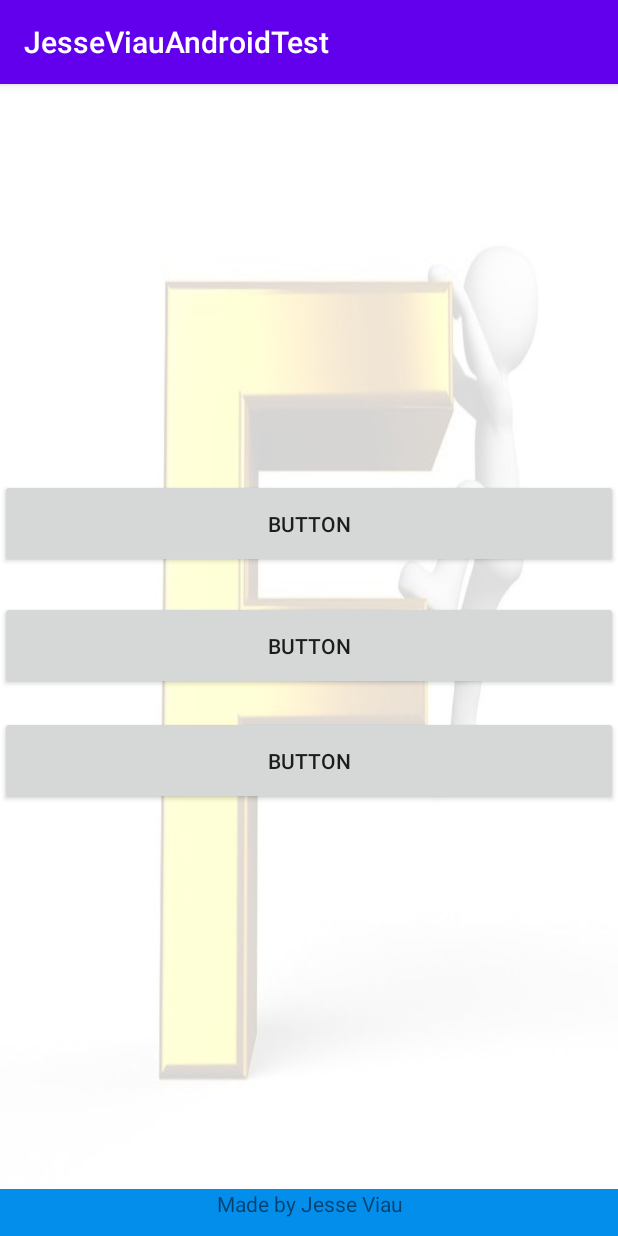
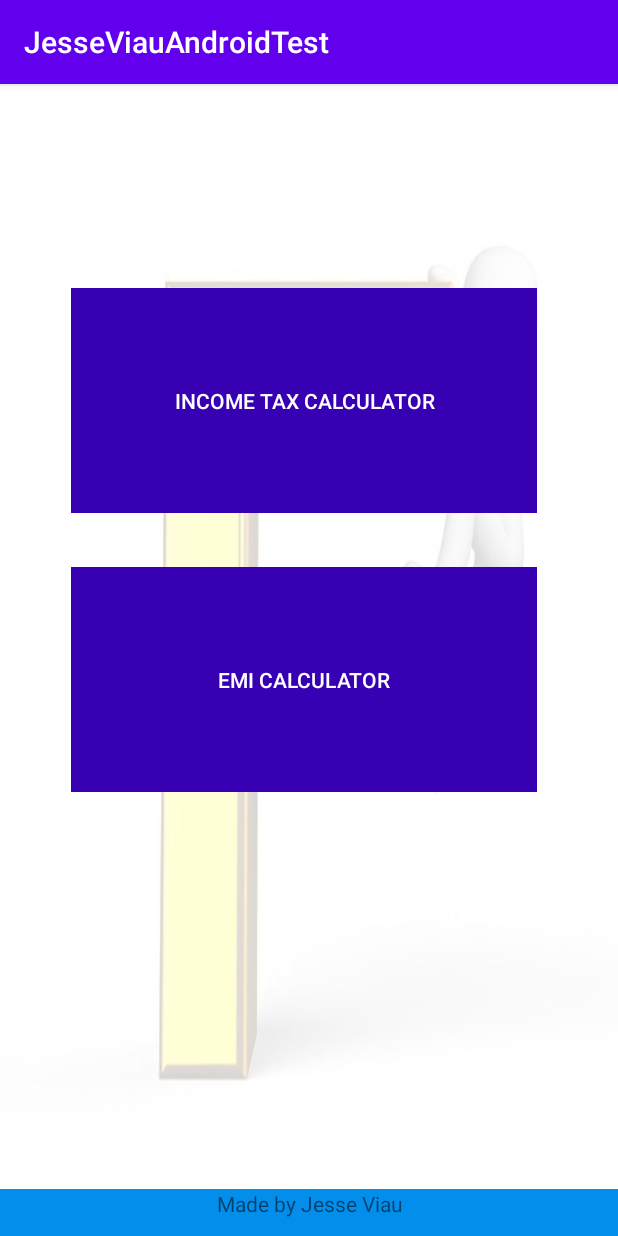
Before and after one commit to jveo/Finance-App, an Android app: the fragment HomeFragment shown on its own in the app's theme, on a phone screen of 412 x 824 dp. Run offline under Robolectric (Android 15) with nearby library versions, the phone set to English and light mode, and no system bars; 1 statement that could not run was skipped.

Commit message:
Added homepage buttons and created Tool fragment

```diff
--- a/app/src/main/res/layout/fragment_home.xml
+++ b/app/src/main/res/layout/fragment_home.xml
@@ -10,28 +10,34 @@
 
 
     <Button
-        android:id="@+id/button"
-        android:layout_width="match_parent"
-        android:layout_height="59dp"
-        android:layout_alignParentTop="true"
-        android:layout_marginTop="263dp"
-        android:text="Button" />
+        android:id="@+id/button2"
+        android:layout_width="500dp"
+        android:layout_height="150dp"
+        android:layout_below="@+id/button"
+        android:layout_alignParentStart="true"
+        android:layout_alignParentEnd="true"
+        android:layout_marginStart="47dp"
+        android:layout_marginTop="36dp"
+        android:layout_marginEnd="54dp"
+        android:background="@color/colorPrimaryDark"
+        android:stateListAnimator="@anim/animate_back_in"
+        android:text="@string/Emi_calc"
+        android:textColor="@android:color/white" />
 
     <Button
-        android:id="@+id/button2"
-        android:layout_width="match_parent"
-        android:layout_height="59dp"
-        android:layout_below="@+id/button"
-        android:layout_marginTop="22dp"
-        android:text="Button" />
-
-    <Button
-        android:id="@+id/button3"
-        android:layout_width="match_parent"
-        android:layout_height="59dp"
-        android:layout_below="@+id/button2"
-        android:layout_marginTop="17dp"
-        android:text="Button" />
+        android:id="@+id/button"
+        android:layout_width="500dp"
+        android:layout_height="150dp"
+        android:layout_alignParentStart="true"
+        android:layout_alignParentTop="true"
+        android:layout_alignParentEnd="true"
+        android:layout_marginStart="47dp"
+        android:layout_marginTop="136dp"
+        android:layout_marginEnd="54dp"
+        android:background="@color/colorPrimaryDark"
+        android:stateListAnimator="@anim/animate_back_in"
+        android:text="@string/incomeTax_calc"
+        android:textColor="@android:color/white" />
 
     <TextView
 
--- a/app/src/main/res/layout/fragment_viewpager.xml
+++ b/app/src/main/res/layout/fragment_viewpager.xml
@@ -11,7 +11,7 @@
         android:id="@+id/viewpagerTextView"
         android:layout_width="match_parent"
         android:layout_height="wrap_content"
-        android:text="@string/hello_blank_fragment"
+        android:text="@string/menu_viewPager"
         android:textAlignment="center"
         android:textSize="45sp" />
 </LinearLayout>
--- a/app/src/main/res/values/dimens.xml
+++ b/app/src/main/res/values/dimens.xml
@@ -6,4 +6,5 @@
     <dimen name="nav_header_height">176dp</dimen>
     <dimen name="fab_margin">16dp</dimen>
     <dimen name="Titles">50sp</dimen>
+    <dimen name="SubTitles">25sp</dimen>
 </resources>
```
Also changed, not shown: app/src/main/java/com/example/jesseviauandroidtest/fragments/IncomeTaxCalculatorFragment.java (added, +66 -0 lines), app/src/main/res/layout/fragment_credits.xml (+45 -5 lines), app/src/main/res/layout/fragment_income_tax_calculator.xml (added, +14 -0 lines), app/src/main/res/navigation/mobile_navigation.xml (+11 -2 lines), app/src/main/res/values/strings.xml (+11 -1 lines).
